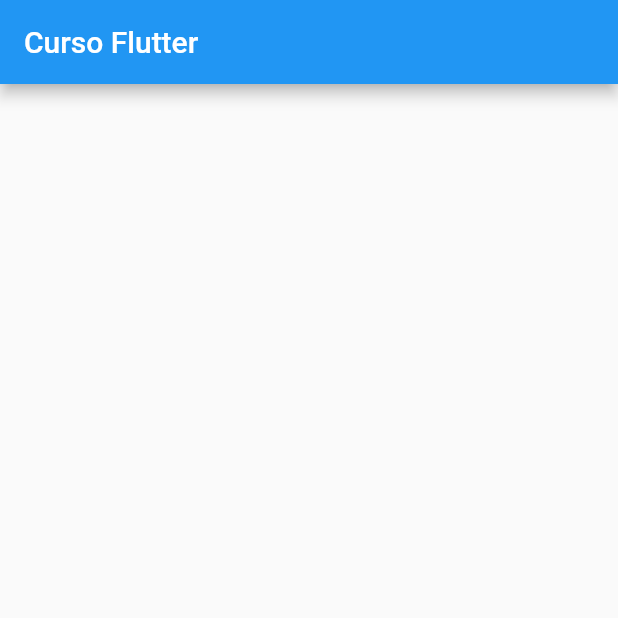
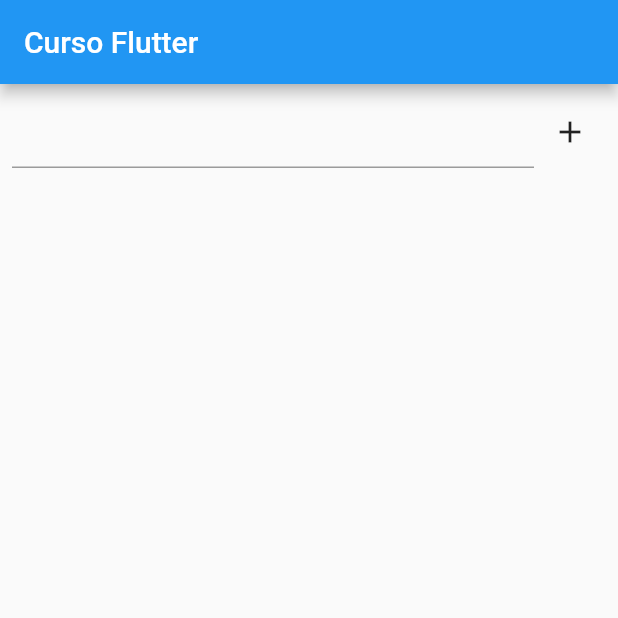
Before and after one commit to bmotadev/projeto-estudo-flutter, a Flutter app: the screen it shows after launch, on a phone screen of 412 x 824 dp, the top half of it. Run offline on Flutter 3.47's test engine with Material 2 defaults, Android fonts, the phone set to English and light mode, and no system bars.

Commit message:
:sparkles: feat: Exemplo pratico de uso - Columns e Rows

```diff
--- a/lib/home_page.dart
+++ b/lib/home_page.dart
@@ -11,7 +11,8 @@
 // é separado em duas classes para respeitar o principio do SOLID
 //classe que vai se autogerenciar o estado
 class _HomePageState extends State<HomePage> {
-  var counter = 0;
+  final list = <String>[];
+  final controller = TextEditingController();
 
   @override
   Widget build(BuildContext context) {
@@ -19,7 +20,44 @@
       appBar: AppBar(
         title: const Text('Curso Flutter'),
       ),
-      body: Column(),
+      body: Column(
+        children: [
+          Padding(
+            padding: const EdgeInsets.all(8.0),
+            child: Row(
+              children: [
+                Expanded(
+                  child: TextField(
+                    controller: controller,
+                  ),
+                ),
+                IconButton(
+                  onPressed: () {
+                    final text = controller.text;
+                    setState(() {
+                      list.add(text);
+                    });
+                    controller.clear();
+                  },
+                  icon: Icon(Icons.add),
+                )
+              ],
+            ),
+          ),
+          Expanded(
+            child: ListView.builder(
+              itemCount: list.length,
+              itemBuilder: (BuildContext context, int index) {
+                final item = list[index];
+
+                return ListTile(
+                  title: Text(item),
+                );
+              },
+            ),
+          )
+        ],
+      ),
     );
   }
 }
```
